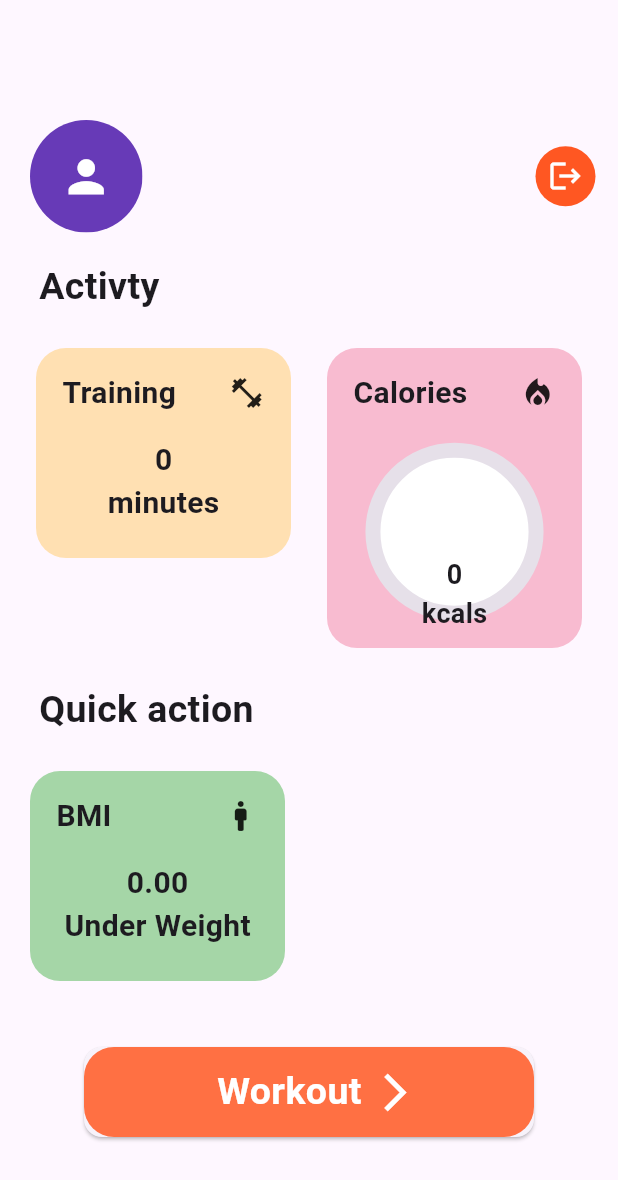
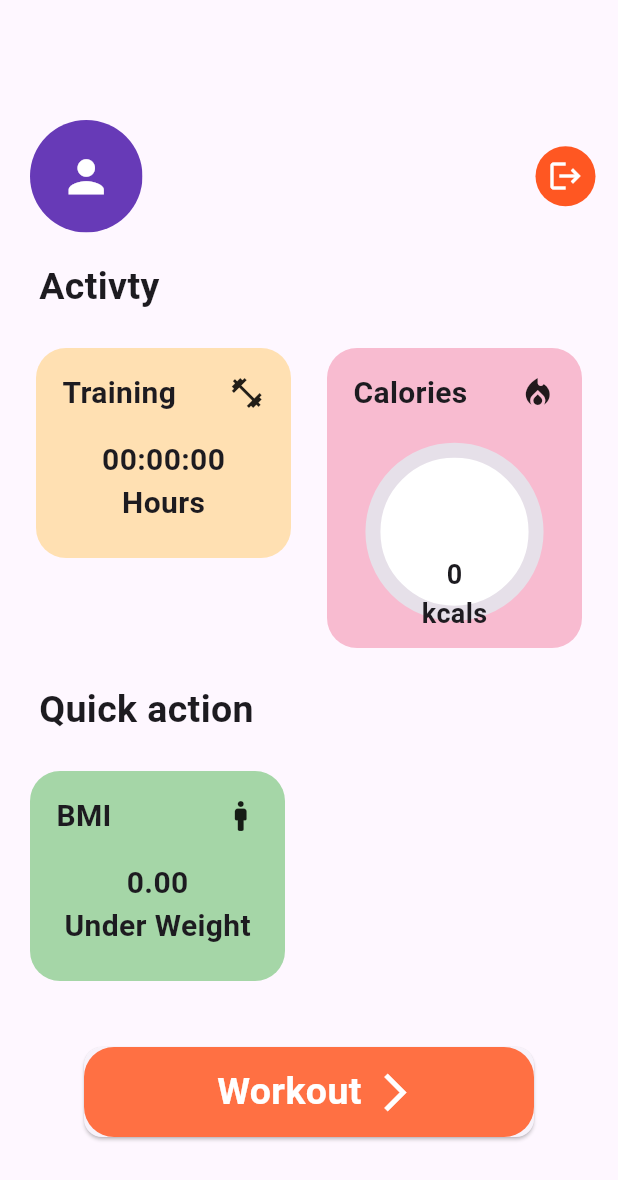
Before and after one commit to Project-Mobile-Sun-Palm/project-mobile, a Flutter app: the screen it shows once a user with an empty profile is signed in, on a phone screen of 412 x 824 dp. Shown: the top 1180 px of the screen. Run offline on Flutter 3.47's test engine with Material 3 defaults, Android fonts, the light colour scheme and no system bars; drawn by our look-alikes of syncfusion_flutter_gauges; our stand-ins replace circular_countdown_timer, cloud_firestore, firebase_auth, firebase_core, loading_indicator; missing offline and left inert: stroke_text; accounts and stored records are empty.

Commit message:
add timeConverter and edit training box in home screen

```diff
--- a/lib/controllers/time_converter.dart
+++ b/lib/controllers/time_converter.dart
@@ -0,0 +1,30 @@
+class TimeConverter{
+  String toMinute(double seconds){
+    if(((seconds/60).toInt()-(toHour(seconds) * 60)) < 10){
+      return "0" + ((seconds/60).toInt()-(toHour(seconds) * 60)).toString();
+    }
+    return ((seconds/60).toInt()-(toHour(seconds) * 60)).toString();
+  }
+
+  int toHour(double seconds){
+    return (seconds/3600).toInt();
+  }
+
+  int toSecond(double seconds){
+    return (seconds%60).toInt();
+  }
+
+  String toHrStr(double seconds){
+    if((seconds/3600).toInt() < 9){
+      return "0" + (seconds/3600).toInt().toString();
+    }
+    return (seconds/3600).toInt().toString();
+  }
+
+  String toSecondStr(double seconds){
+    if((seconds%60).toInt() < 9){
+      return "0" + (seconds%60).toInt().toString();
+    }
+    return (seconds%60).toInt().toString();
+  }
+}
--- a/lib/views/home/home_screen.dart
+++ b/lib/views/home/home_screen.dart
@@ -1,5 +1,6 @@
 import 'package:flutter/material.dart';
 import 'package:project/controllers/bmi_controller.dart';
+import 'package:project/controllers/time_converter.dart';
 import 'package:project/main.dart';
 import 'package:project/services/database_user.dart';
 import 'package:project/views/home/calories_scale.dart';
@@ -197,10 +198,10 @@ class _HomeScreenState extends State<HomeScreen> {
                               )
                             ]),
                       ),
-                      Text(training_time.toInt().toString(),
+                      Text("${TimeConverter().toHrStr(training_time)}:${TimeConverter().toMinute(training_time)}:${TimeConverter().toSecondStr(training_time)}",
                           style: TextStyle(
                               fontWeight: FontWeight.bold, fontSize: 20)),
-                      Text("minutes",
+                      Text("Hours",
                           style: TextStyle(
                               fontWeight: FontWeight.bold, fontSize: 20))
                     ],
```
